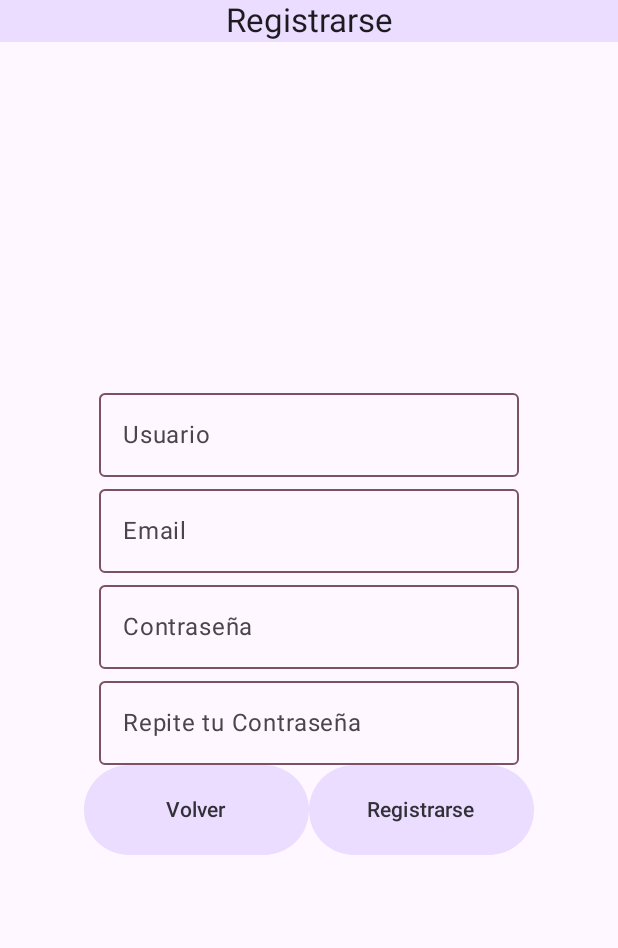
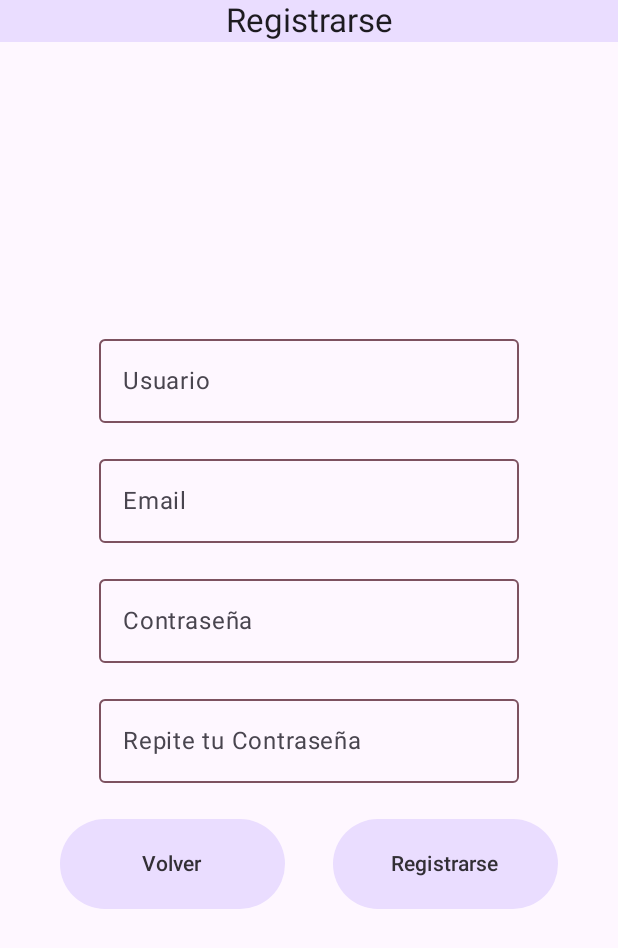
Before and after one commit to JoseManuelLuque/HomeMate, an Android app built with Jetpack Compose: the RegisterScreen screen opened through its navigation route, on a phone screen of 412 x 824 dp. Shown: the top 948 px of the screen. Run offline under Robolectric (Android 15) with nearby library versions, the phone set to English and light mode, and no system bars; network calls fail.

Commit message:
Ultimos Retoques

```diff
--- a/app/src/main/java/com/jluqgon214/hogarmate/screens/LoginScreen.kt
+++ b/app/src/main/java/com/jluqgon214/hogarmate/screens/LoginScreen.kt
@@ -3,9 +3,12 @@ package com.jluqgon214.hogarmate.screens
 import androidx.compose.foundation.layout.Arrangement
 import androidx.compose.foundation.layout.Column
 import androidx.compose.foundation.layout.Row
+import androidx.compose.foundation.layout.Spacer
 import androidx.compose.foundation.layout.fillMaxSize
 import androidx.compose.foundation.layout.fillMaxWidth
+import androidx.compose.foundation.layout.height
 import androidx.compose.foundation.layout.padding
+import androidx.compose.foundation.layout.width
 import androidx.compose.material3.CircularProgressIndicator
 import androidx.compose.material3.MaterialTheme
 import androidx.compose.material3.Text
@@ -27,7 +30,7 @@ import com.jluqgon214.hogarmate.viewModel.LoginViewModel
  * # Pantalla de inicio de sesión.
  *
  * Esta pantalla permite al usuario iniciar sesión proporcionando su correo electrónico y contraseña.
- * También incluye un botón para navegar a la pantalla de registro.
+ * También incluye un botón para navegar a la pantalla de registro y muestra mensajes de error o carga.
  *
  * @param loginViewModel ViewModel que gestiona la lógica de inicio de sesión.
  * @param navController Controlador de navegación para gestionar la navegación entre pantallas.
@@ -44,10 +47,10 @@ fun LoginScreen(loginViewModel: LoginViewModel, navController: NavController) {
     // Contenedor principal de la pantalla.
     Column(
         modifier = Modifier
-            .padding(16.dp)
+            .padding(24.dp)
             .fillMaxSize(),
-        verticalArrangement = Arrangement.Center, // Centra los elementos verticalmente.
-        horizontalAlignment = Alignment.CenterHorizontally // Centra los elementos horizontalmente.
+        verticalArrangement = Arrangement.Center,
+        horizontalAlignment = Alignment.CenterHorizontally
     ) {
         // Muestra un mensaje de error si existe.
         errorMessage?.let {
@@ -61,6 +64,7 @@ fun LoginScreen(loginViewModel: LoginViewModel, navController: NavController) {
             label = "Correo Electrónico",
             placeholder = "Escribe tu correo"
         )
+        Spacer(modifier = Modifier.height(16.dp))
 
         // Campo de texto para la contraseña.
         CustomTextField(
@@ -69,13 +73,14 @@ fun LoginScreen(loginViewModel: LoginViewModel, navController: NavController) {
             label = "Contraseña",
             placeholder = "Escribe tu contraseña"
         )
+        Spacer(modifier = Modifier.height(24.dp))
 
-        // Fila con botones para iniciar sesión y registrarse.
+        // Fila con botones para iniciar sesión y registrarse, separados y con padding horizontal.
         Row(
             modifier = Modifier
-                .padding(16.dp)
+                .padding(horizontal = 8.dp)
                 .fillMaxWidth(),
-            horizontalArrangement = Arrangement.SpaceBetween // Espacia los botones uniformemente.
+            horizontalArrangement = Arrangement.SpaceEvenly
         ) {
             // Botón para iniciar sesión.
             CustomButton(
@@ -96,15 +101,11 @@ fun LoginScreen(loginViewModel: LoginViewModel, navController: NavController) {
                     }
                 }
             )
-
+            Spacer(modifier = Modifier.width(16.dp))
             // Botón para navegar a la pantalla de registro.
             CustomButton(
-                onClick = {
-                    navController.navigate("registerScreen")
-                },
-                content = {
-                    Text("Registrarse")
-                }
+                onClick = { navController.navigate("registerScreen") },
+                content = { Text("Registrarse") }
             )
         }
     }
@@ -114,10 +115,8 @@ fun LoginScreen(loginViewModel: LoginViewModel, navController: NavController) {
         if (loginCorrecto) {
             // Guarda el token JWT para su uso posterior.
             loginViewModel.setJWT(loginViewModel.loginResponse.value?.token)
-
             // Limpia el historial de navegación para evitar volver a la pantalla de inicio de sesión.
             navController.popBackStack()
-
             // Navega a la pantalla principal.
             navController.navigate("homeScreen")
         }
--- a/app/src/main/java/com/jluqgon214/hogarmate/screens/ProfileScreen.kt
+++ b/app/src/main/java/com/jluqgon214/hogarmate/screens/ProfileScreen.kt
@@ -8,7 +8,6 @@ import androidx.compose.foundation.layout.Row
 import androidx.compose.foundation.layout.fillMaxSize
 import androidx.compose.foundation.layout.fillMaxWidth
 import androidx.compose.foundation.layout.padding
-import androidx.compose.foundation.layout.wrapContentHeight
 import androidx.compose.material3.MaterialTheme
 import androidx.compose.material3.Text
 import androidx.compose.runtime.Composable
@@ -28,13 +27,12 @@ import com.jluqgon214.hogarmate.viewModel.ProfileViewModel
 /**
  * # Pantalla de perfil del usuario.
  *
- * Esta pantalla muestra la información del perfil del usuario, como su nombre y correo electrónico.
- * También permite al usuario editar su perfil o cerrar sesión.
+ * Muestra la información del perfil del usuario, permitiendo editar o cerrar sesión.
  *
- * @param navController Controlador de navegación para gestionar la navegación entre pantallas.
- * @param loginViewModel ViewModel que gestiona la lógica de inicio de sesión.
- * @param AppViewModel ViewModel que gestiona el estado global de la aplicación.
- * @param profileViewModel ViewModel que gestiona la lógica del perfil del usuario.
+ * @param navController Controlador de navegación.
+ * @param loginViewModel ViewModel de inicio de sesión.
+ * @param AppViewModel ViewModel global de la app.
+ * @param profileViewModel ViewModel del perfil de usuario.
  */
 @Composable
 fun ProfileScreen(
@@ -43,75 +41,74 @@ fun ProfileScreen(
     AppViewModel: AppViewModel,
     profileViewModel: ProfileViewModel
 ) {
-    // Estado que contiene la información del usuario.
+    // Estado con la información del usuario.
     val usuario by profileViewModel.usuario.collectAsState()
-
-    // Estado que indica si el diálogo de edición de perfil está visible.
+    // Estado para mostrar el diálogo de edición.
     val showEditDialog by profileViewModel.showEditDialog.collectAsState()
 
-    // Cargar la información del usuario al iniciar la pantalla.
+    // Carga la información del usuario al iniciar la pantalla.
     LaunchedEffect(Unit) {
         Log.d("ProfileScreen", "Cargando información del usuario")
         profileViewModel.obtenerUsuario()
     }
 
-    // Muestra el diálogo de edición de perfil si está activo.
+    // Diálogo de edición de perfil.
     AnimatedVisibility(showEditDialog) {
         EditProfileDialog(profileViewModel)
     }
 
-    // Contenedor principal de la pantalla.
+    // Contenedor principal con distribución uniforme.
     Column(
-        modifier = Modifier.fillMaxSize(),
+        modifier = Modifier
+            .fillMaxSize()
+            .padding(24.dp),
         horizontalAlignment = Alignment.CenterHorizontally,
-        verticalArrangement = Arrangement.Center
+        verticalArrangement = Arrangement.SpaceEvenly
     ) {
-        // Muestra el nombre del usuario.
+        // Sección: Nombre de usuario.
+        Column(horizontalAlignment = Alignment.CenterHorizontally) {
             Text("Nombre", fontSize = MaterialTheme.typography.headlineLarge.fontSize)
             Text(
                 usuario?.username ?: "Cargando...",
                 fontSize = MaterialTheme.typography.headlineSmall.fontSize
             )
+        }
 
-        // Muestra el correo electrónico del usuario.
+        // Sección: Correo electrónico.
+        Column(horizontalAlignment = Alignment.CenterHorizontally) {
             Text("Correo Electrónico", fontSize = MaterialTheme.typography.headlineLarge.fontSize)
             Text(
                 usuario?.email ?: "Cargando...",
                 fontSize = MaterialTheme.typography.headlineSmall.fontSize
             )
+        }
 
-        // Fila con botones para editar el perfil y cerrar sesión.
+        // Fila de botones: Editar perfil y cerrar sesión.
         Row(
             modifier = Modifier
                 .fillMaxWidth()
-                .wrapContentHeight()
-                .padding(8.dp),
-            horizontalArrangement = Arrangement.SpaceBetween,
+                .padding(top = 16.dp),
+            horizontalArrangement = Arrangement.SpaceEvenly
         ) {
-            // Botón para abrir el diálogo de edición de perfil.
+            // Botón: Editar perfil.
             CustomButton(
-                onClick = {
-                    profileViewModel.setShowEditDialog(true)
-                },
+                onClick = { profileViewModel.setShowEditDialog(true) }
             ) {
                 Text("Editar Perfil")
             }
-
-            // Botón para cerrar sesión.
+            // Botón: Cerrar sesión.
             CustomButton(
                 onClick = {
                     navController.navigate("loginScreen") {
                         popUpTo("loginScreen") { inclusive = true }
                     }
-                    // Resetear el estado de inicio de sesión.
                     loginViewModel.setJWT(null)
                     loginViewModel.setLoginCorrecto(false)
                     loginViewModel.setErrorMessage(null)
                     loginViewModel.setEmail("")
                     loginViewModel.setPassword("")
-
                     AppViewModel.setSelectedBottomBarIndex(0)
-                },
+                }
             ) {
                 Text("Cerrar sesión")
             }
--- a/app/src/main/java/com/jluqgon214/hogarmate/screens/RegisterScreen.kt
+++ b/app/src/main/java/com/jluqgon214/hogarmate/screens/RegisterScreen.kt
@@ -3,8 +3,12 @@ package com.jluqgon214.hogarmate.screens
 import androidx.compose.foundation.layout.Arrangement
 import androidx.compose.foundation.layout.Column
 import androidx.compose.foundation.layout.Row
+import androidx.compose.foundation.layout.Spacer
 import androidx.compose.foundation.layout.fillMaxSize
+import androidx.compose.foundation.layout.fillMaxWidth
+import androidx.compose.foundation.layout.height
 import androidx.compose.foundation.layout.padding
+import androidx.compose.foundation.layout.width
 import androidx.compose.material3.MaterialTheme
 import androidx.compose.material3.Text
 import androidx.compose.runtime.Composable
@@ -40,10 +44,10 @@ fun RegisterScreen(registerViewModel: RegisterViewModel, navController: NavContr
     // Contenedor principal de la pantalla.
     Column(
         modifier = Modifier
-            .padding(16.dp)
+            .padding(24.dp)
             .fillMaxSize(),
-        verticalArrangement = Arrangement.Center, // Centra los elementos verticalmente.
-        horizontalAlignment = Alignment.CenterHorizontally // Centra los elementos horizontalmente.
+        verticalArrangement = Arrangement.Center,
+        horizontalAlignment = Alignment.CenterHorizontally
     ) {
         // Muestra un mensaje de éxito si el registro fue exitoso.
         registerResponse?.let {
@@ -63,6 +67,7 @@ fun RegisterScreen(registerViewModel: RegisterViewModel, navController: NavContr
             label = "Usuario",
             placeholder = "Escribe tu usuario"
         )
+        Spacer(modifier = Modifier.height(16.dp))
 
         // Campo de texto para el correo electrónico.
         CustomTextField(
@@ -71,6 +76,7 @@ fun RegisterScreen(registerViewModel: RegisterViewModel, navController: NavContr
             label = "Email",
             placeholder = "Escribe tu Email"
         )
+        Spacer(modifier = Modifier.height(16.dp))
 
         // Campo de texto para la contraseña.
         CustomTextField(
@@ -79,6 +85,7 @@ fun RegisterScreen(registerViewModel: RegisterViewModel, navController: NavContr
             label = "Contraseña",
             placeholder = "Escribe tu contraseña"
         )
+        Spacer(modifier = Modifier.height(16.dp))
 
         // Campo de texto para repetir la contraseña.
         CustomTextField(
@@ -87,23 +94,25 @@ fun RegisterScreen(registerViewModel: RegisterViewModel, navController: NavContr
             label = "Repite tu Contraseña",
             placeholder = "Escribe tu contraseña de nuevo"
         )
+        Spacer(modifier = Modifier.height(24.dp))
 
-        // Fila con botones para volver y registrarse.
-        Row {
+        // Fila con botones para volver y registrarse, separados y con padding horizontal.
+        Row(
+            modifier = Modifier
+                .padding(horizontal = 8.dp)
+                .fillMaxWidth(),
+            horizontalArrangement = Arrangement.SpaceEvenly
+        ) {
             // Botón para volver a la pantalla de inicio de sesión.
             CustomButton(
                 content = { Text("Volver") },
-                onClick = {
-                    navController.navigate("loginScreen")
-                }
+                onClick = { navController.navigate("loginScreen") }
             )
-
+            Spacer(modifier = Modifier.width(16.dp))
             // Botón para realizar el registro.
             CustomButton(
                 content = { Text("Registrarse") },
-                onClick = {
-                    registerViewModel.register()
-                }
+                onClick = { registerViewModel.register() }
             )
         }
     }
```
Lines whose indentation alone changed are shown as unchanged.
